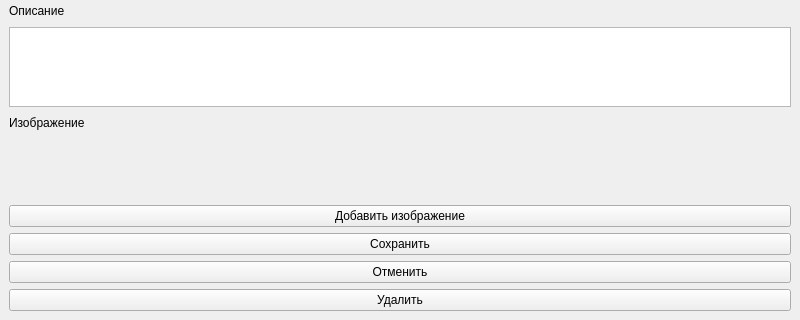
Qt form UI/edit.ui (MagentaNyashka/DemoExamen) before a commit; both pictures show x 0 to 800 and y 480 to 800 of the 800 by 800 pixel window.
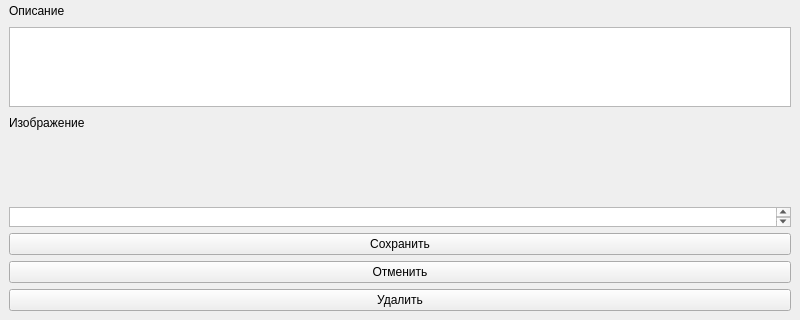
The same form after that commit.

```diff
--- a/UI/edit.ui
+++ b/UI/edit.ui
@@ -258,9 +258,12 @@
      </widget>
     </item>
     <item>
-     <widget class="QPushButton" name="image_btn">
-      <property name="text">
-       <string>Добавить изображение</string>
+     <widget class="QTextEdit" name="image_edit">
+      <property name="maximumSize">
+       <size>
+        <width>16777215</width>
+        <height>20</height>
+       </size>
       </property>
      </widget>
     </item>
```
